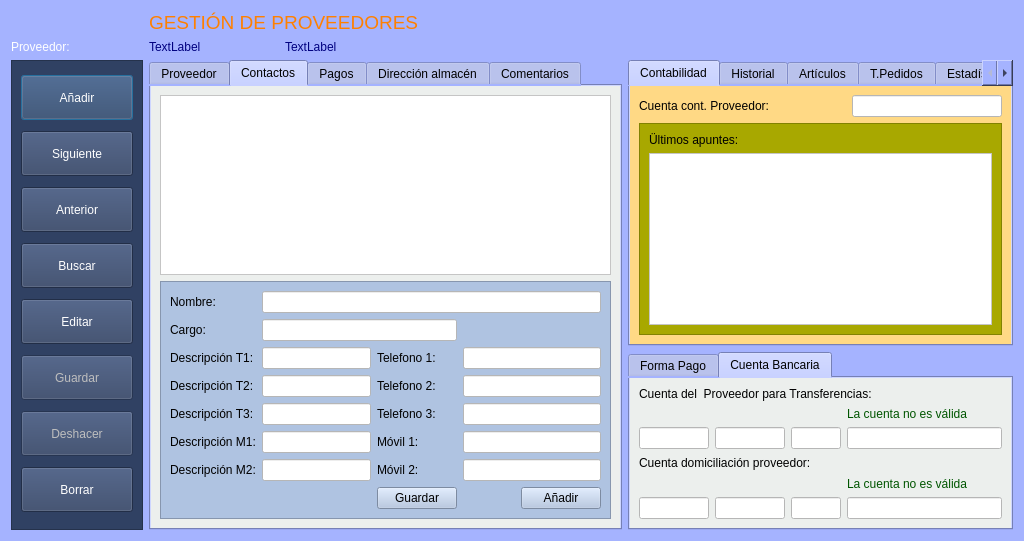
Above: Zona_Compras/frmproveedores.ui from arcnexus/RedFoX before the change. Below: the same form after it.
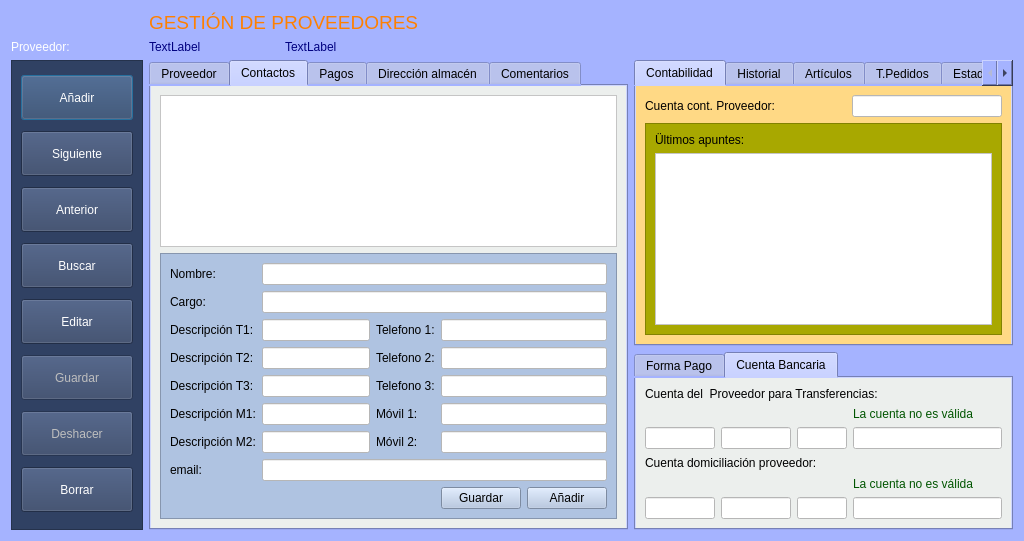
That is the form after the change. The open tabs and pages were chosen to show the change. Icons and pictures are not drawn. Custom widgets are drawn as their Qt base class.

Commit message: agregado email a persona contactos clientes y proveedores + funcionalidad en clientes agregado boton proveedores a toolbar

Diff of the .ui file:
```diff
--- a/Zona_Compras/frmproveedores.ui
+++ b/Zona_Compras/frmproveedores.ui
@@ -1810,14 +1810,21 @@
             </property>
            </widget>
           </item>
-          <item row="1" column="1" colspan="3">
-           <widget class="QLineEdit" name="txtCargo">
+          <item row="8" column="0">
+           <widget class="QLabel" name="label_34">
+            <property name="text">
+             <string>email:</string>
+            </property>
+           </widget>
+          </item>
+          <item row="8" column="1" colspan="5">
+           <widget class="QLineEdit" name="txtemail_contacto">
             <property name="styleSheet">
              <string notr="true">background-color: rgb(255, 255, 255);</string>
             </property>
            </widget>
           </item>
-          <item row="9" column="3">
+          <item row="9" column="4">
            <widget class="QPushButton" name="btnGuardarContacto">
             <property name="text">
              <string>Guardar</string>
@@ -1834,6 +1841,13 @@
             </property>
            </widget>
           </item>
+          <item row="1" column="1" colspan="5">
+           <widget class="QLineEdit" name="txtCargo">
+            <property name="styleSheet">
+             <string notr="true">background-color: rgb(255, 255, 255);</string>
+            </property>
+           </widget>
+          </item>
          </layout>
         </widget>
        </item>
@@ -1843,6 +1857,15 @@
           <string notr="true">background-color: rgb(255, 255, 255);
 alternate-background-color: rgb(255, 254, 202);</string>
          </property>
+         <property name="alternatingRowColors">
+          <bool>true</bool>
+         </property>
+         <property name="selectionMode">
+          <enum>QAbstractItemView::SingleSelection</enum>
+         </property>
+         <property name="selectionBehavior">
+          <enum>QAbstractItemView::SelectRows</enum>
+         </property>
         </widget>
        </item>
       </layout>
```
Left out of the diff: 7 changed lines with no effect on the pictures. The commit also changes 12 other files.
